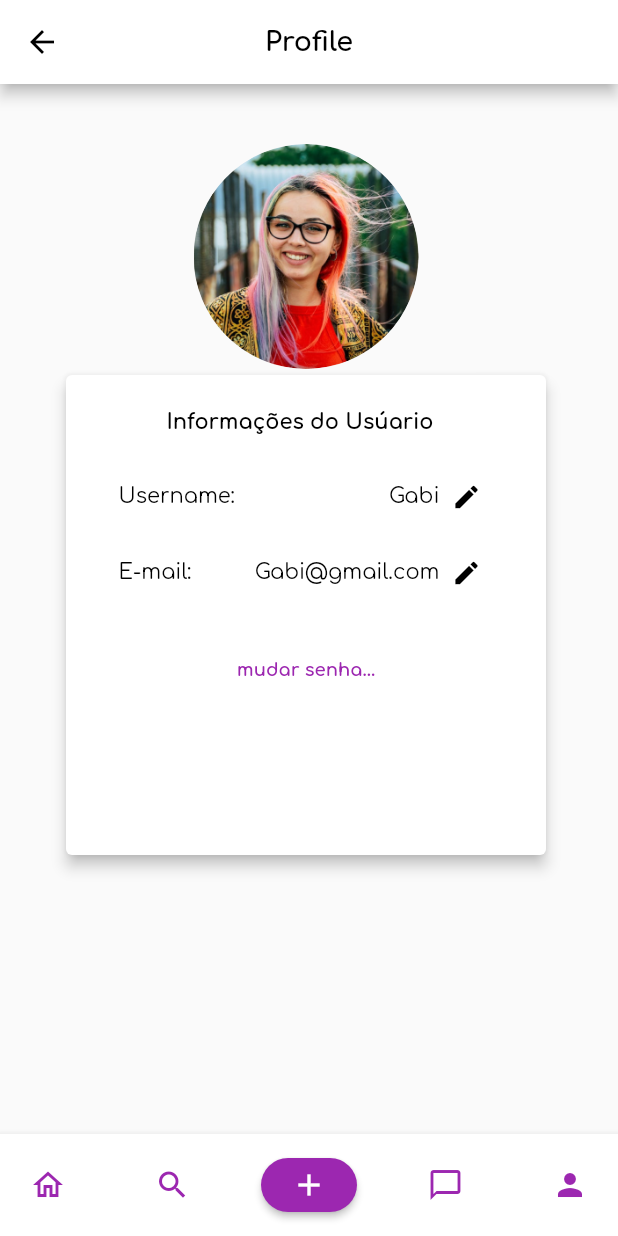
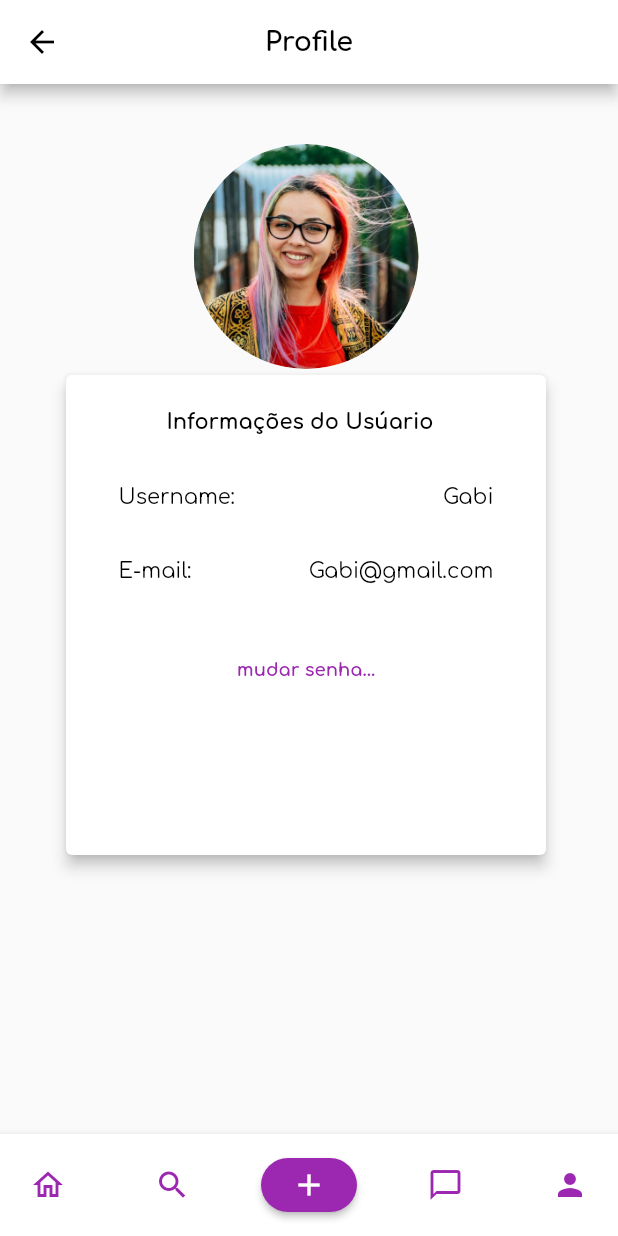
Before and after one commit to Kathamala/easy_scrum, a Flutter app: the ProfilePage screen opened directly, on a phone screen of 412 x 824 dp. Run offline on Flutter 3.47's test engine with Material 2 defaults, Android fonts, the phone set to English and light mode, and no system bars; project files that could hold a hidden picture were left out.

Commit message:
Adding adjustments

```diff
--- a/lib/pages/profile/profile.dart
+++ b/lib/pages/profile/profile.dart
@@ -1,5 +1,3 @@
-// ignore_for_file: prefer_const_constructors, prefer_const_literals_to_create_immutables, avoid_print
-
 import 'package:easy_scrum/colors.dart';
 import 'package:flutter/material.dart';
 
@@ -13,10 +11,8 @@ class ProfilePage extends StatefulWidget {
 }
 
 class _ProfilePage extends State<ProfilePage> {
-  TextEditingController usernameController = TextEditingController();
-  TextEditingController passwordController = TextEditingController();
-
-  final GlobalKey<FormState> _formKey = GlobalKey<FormState>();
+  TextEditingController nameController = TextEditingController();
+  TextEditingController emailController = TextEditingController();
 
   void profile() {
     print("Profile!");
@@ -64,14 +60,6 @@ class _ProfilePage extends State<ProfilePage> {
                             color: Colors.black,
                           )),
                     ),
-                    Padding(
-                      padding: EdgeInsets.fromLTRB(8, 8, 8, 8),
-                      child: Icon(
-                        Icons.edit,
-                        color: Colors.black,
-                        size: 20.0,
-                      ),
-                    ),
                   ]),
                 ),
                 Padding(
@@ -96,14 +84,14 @@ class _ProfilePage extends State<ProfilePage> {
                             color: Colors.black,
                           )),
                     ),
-                    Padding(
-                      padding: EdgeInsets.fromLTRB(8, 8, 8, 8),
-                      child: Icon(
-                        Icons.edit,
-                        color: Colors.black,
-                        size: 20.0,
-                      ),
-                    ),
+                    // Padding(
+                    //   padding: EdgeInsets.fromLTRB(8, 8, 8, 8),
+                    //   child: Icon(
+                    //     Icons.edit,
+                    //     color: Colors.black,
+                    //     size: 20.0,
+                    //   ),
+                    // ),
                   ]),
                 ),
                 Padding(
```
